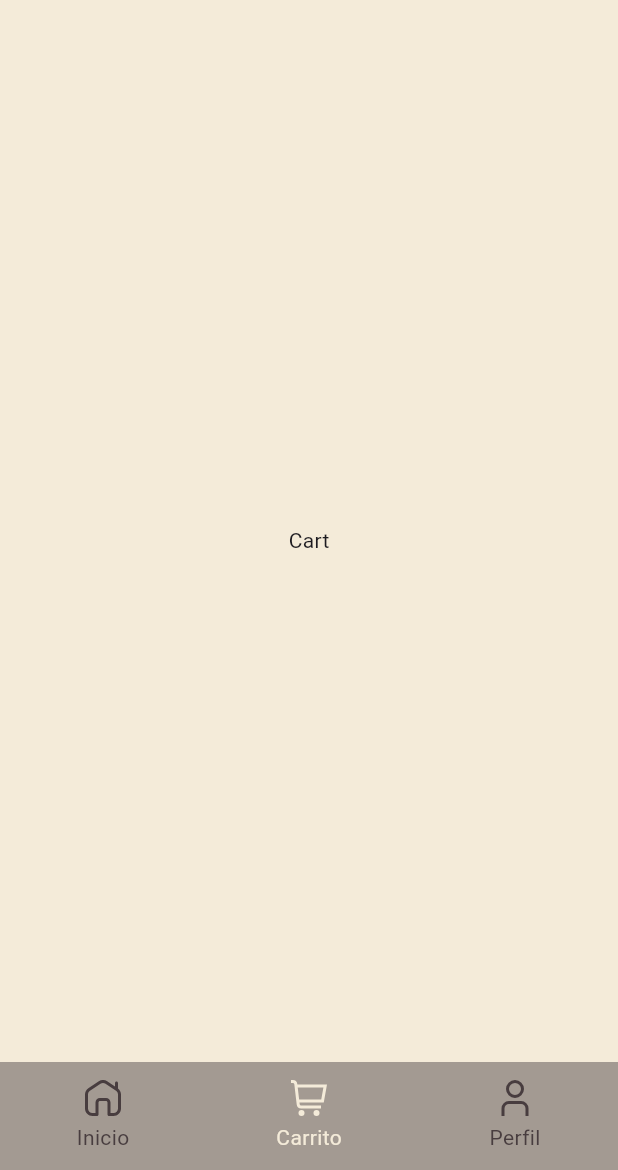
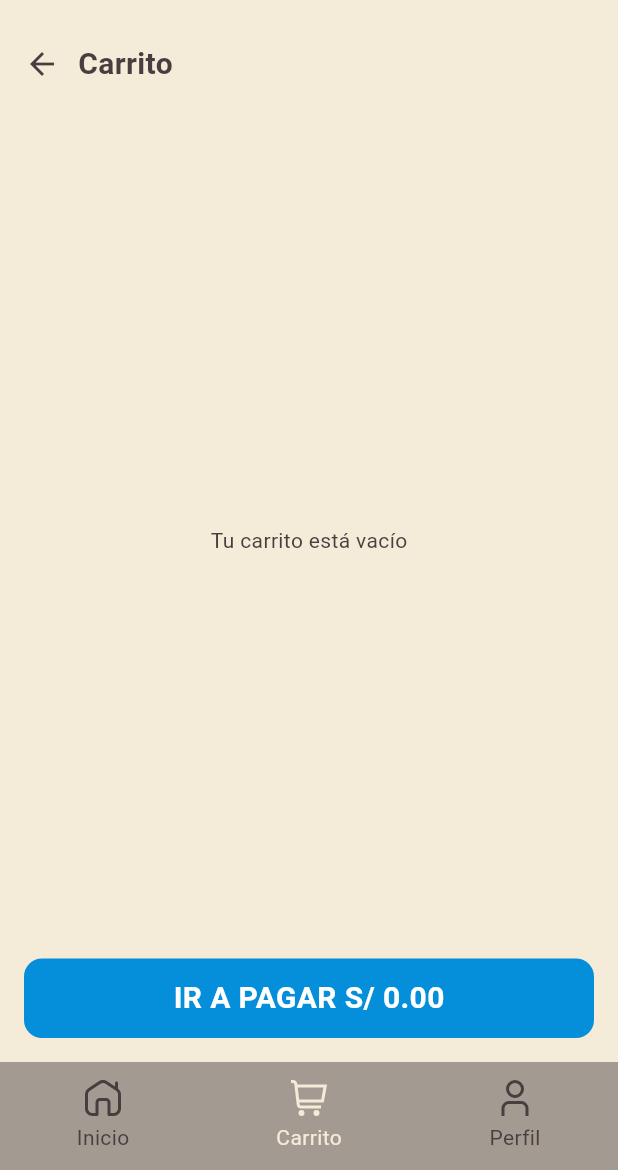
Before and after one commit to Wilprojects/virtual_store_demo, a Flutter app: the HomeScreen screen opened directly, item 2 of the bottom bar chosen, on a phone screen of 412 x 824 dp, the part 66-1236 px from its top. Run offline on Flutter 3.47's test engine with Material 3 defaults, Android fonts, the phone set to English and light mode, and no system bars; our stand-ins replace cloud_firestore, firebase_auth, firebase_core, flutter_riverpod, flutter_svg; accounts and stored records are empty.

Commit message:
feat: Agregar Funcionalidad Pantalla Carrito

```diff
--- a/lib/features/cart/presentation/widgets/cart_section.dart
+++ b/lib/features/cart/presentation/widgets/cart_section.dart
@@ -1,10 +1,106 @@
 import 'package:flutter/material.dart';
+import 'package:flutter_riverpod/flutter_riverpod.dart';
+import 'package:virtual_store_demo/common/widgets/buttons/primary_button.dart';
+import 'package:virtual_store_demo/features/cart/presentation/providers/cart_providers.dart';
+import 'package:virtual_store_demo/features/cart/presentation/widgets/cart_item_card.dart';
+import 'package:virtual_store_demo/features/home/presentation/providers/home_providers.dart';
+import 'package:virtual_store_demo/styles/app_colors.dart';
+import 'package:virtual_store_demo/styles/text_styles.dart';
 
-class CartSection extends StatelessWidget {
+class CartSection extends ConsumerWidget {
   const CartSection({super.key});
 
   @override
-  Widget build(BuildContext context) {
-    return Center(child: Text('Cart'));
+  Widget build(BuildContext context, WidgetRef ref) {
+    final cartItems = ref.watch(cartProvider);
+    final total = getCartTotal(cartItems);
+
+    return Padding(
+      padding: const EdgeInsets.all(16.0),
+      child: Column(
+        children: [
+          Row(
+            children: [
+              GestureDetector(
+                onTap: () {
+                  ref.read(homeStateProvider.notifier).state = 'home';
+                },
+                child: const Icon(
+                  Icons.arrow_back,
+                  color: AppColors.secondaryColor,
+                ),
+              ),
+
+              const SizedBox(width: 12),
+
+              Text(
+                'Carrito',
+                style: AppTextStyles.buttonTextStyle,
+              ),
+            ],
+          ),
+
+          const SizedBox(height: 24),
+
+          Expanded(
+            child: cartItems.isEmpty
+                ? Center(
+              child: Text(
+                'Tu carrito está vacío',
+                style: AppTextStyles.descriptionTextStyle,
+              ),
+            )
+                : ListView.separated(
+              itemCount: cartItems.length,
+              separatorBuilder: (context, index) {
+                return Divider(
+                  height: 32,
+                  color: AppColors.secondaryColor.withValues(alpha: 0.35),
+                );
+              },
+              itemBuilder: (context, index) {
+                final cartItem = cartItems[index];
+
+                return CartItemCard(
+                  cartItem: cartItem,
+                  onDecrease: () {
+                    decreaseProductQuantity(
+                      ref,
+                      cartItem.product,
+                    );
+                  },
+                  onIncrease: () {
+                    increaseProductQuantity(
+                      ref,
+                      cartItem.product,
+                    );
+                  },
+                );
+              },
+            ),
+          ),
+
+          PrimaryButton(
+            text: 'IR A PAGAR S/ ${total.toStringAsFixed(2)}',
+            onTap: () {
+              if (cartItems.isEmpty) {
+                ScaffoldMessenger.of(context).showSnackBar(
+                  const SnackBar(
+                    content: Text('Agrega productos al carrito'),
+                  ),
+                );
+                return;
+              }
+
+              ScaffoldMessenger.of(context).showSnackBar(
+                const SnackBar(
+                  content: Text('Funcionalidad de pago pendiente'),
+                ),
+              );
+            },
+          ),
+        ],
+      ),
+    );
   }
 }
```
Also changed, not shown: lib/features/cart/domain/models/cart_item_model.dart (added, +22 -0 lines), lib/features/cart/presentation/providers/cart_providers.dart (added, +68 -0 lines), lib/features/cart/presentation/widgets/cart_item_card.dart (added, +149 -0 lines), lib/features/products/presentation/screens/product_detail_screen.dart (+7 -2 lines).
